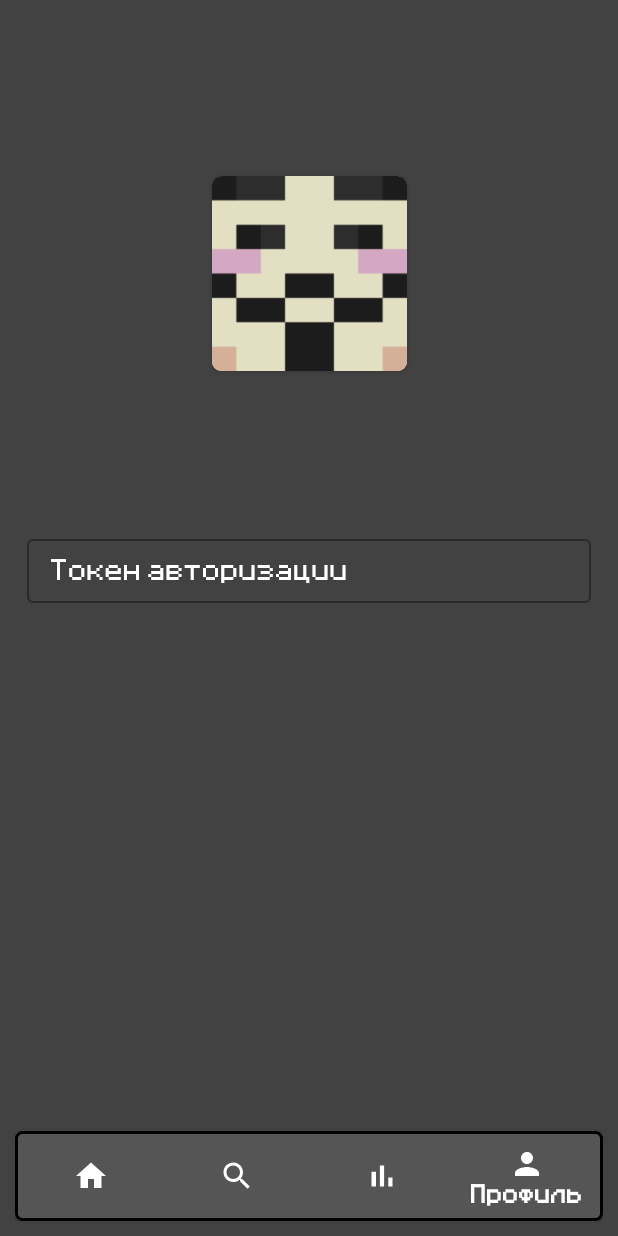
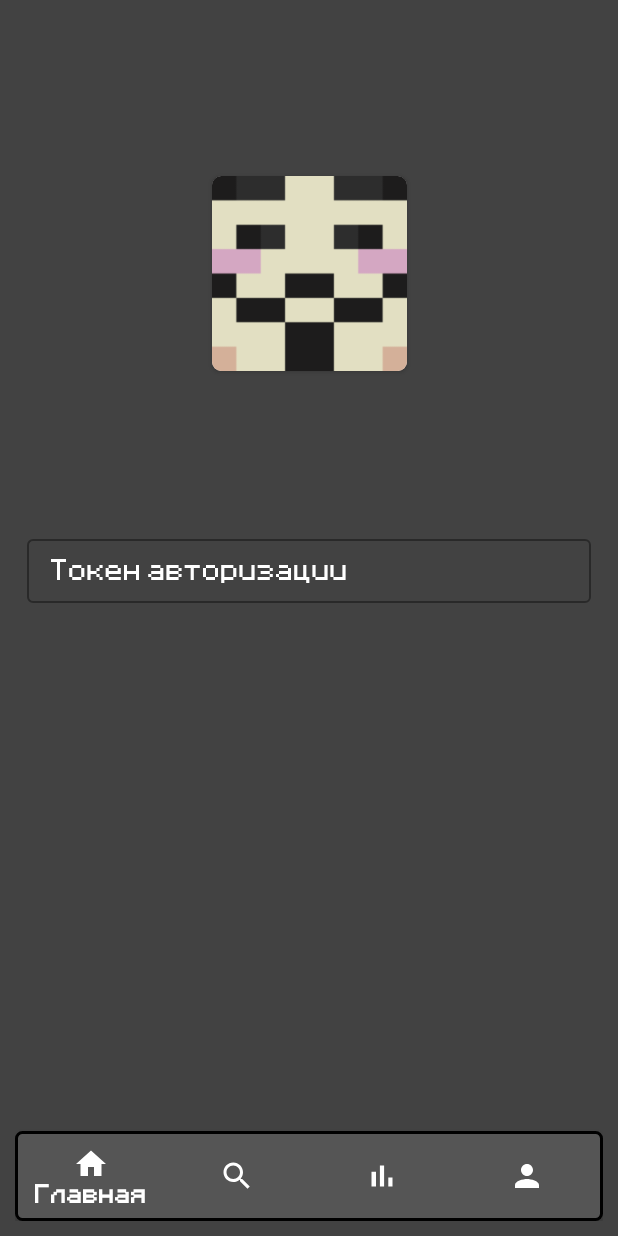
Before and after one commit to Sub4ikGG/Vime-Checker, an Android app: the PlayerProfileFragment screen opened through its navigation route, on a phone screen of 412 x 824 dp. Run offline under Robolectric (Android 15) with nearby library versions, the phone set to English and light mode, and no system bars; our stand-ins replace navigation-ui; network calls fail; pictures from the network do not load; 1 statement that could not run was skipped.

Commit message:
Vime-Checker

```diff
--- a/app/src/main/java/com/example/vimechecker/data/api/ApiService.kt
+++ b/app/src/main/java/com/example/vimechecker/data/api/ApiService.kt
@@ -8,6 +8,7 @@ import com.example.vimechecker.model.playerFriends.PlayerFriends
 import com.example.vimechecker.model.playerOnline.PlayerOnline
 import com.example.vimechecker.model.projectOnline.OnlineModel
 import com.example.vimechecker.model.token.TokenModel
+import retrofit2.Call
 import retrofit2.Response
 import retrofit2.http.GET
 import retrofit2.http.Path
@@ -15,27 +16,27 @@ import retrofit2.http.Query
 
 interface ApiService {
 
-    @GET("user/name/{name}")
+    @GET("user/name/{name}?token=D4OepxCVeGLWdhfjwMKnbdoBLZoIsMB")
     suspend fun getPlayerInfo(@Path("name") username: String): Response<PlayerModel>
 
-    @GET("user/session/{id}")
+    @GET("user/session/{id}?token=D4OepxCVeGLWdhfjwMKnbdoBLZoIsMB")
     suspend fun getPlayerInfoWithOnline(@Path("id") id: Int): Response<PlayerOnline>
 
-    @GET("/online/staff")
+    @GET("/online/staff?token=D4OepxCVeGLWdhfjwMKnbdoBLZoIsMB")
     suspend fun getAdmins(): Response<AdminModel>
 
-    @GET("user/{id}/friends")
+    @GET("user/{id}/friends?token=D4OepxCVeGLWdhfjwMKnbdoBLZoIsMB")
     suspend fun getPlayerFriends(@Path("id") id: Int): Response<PlayerFriends>
 
     @GET("/misc/token/{token}")
     suspend fun getToken(@Path("token") token: String): Response<TokenModel>
 
-    @GET("user/{id}/matches")
+    @GET("user/{id}/matches?token=D4OepxCVeGLWdhfjwMKnbdoBLZoIsMB")
     suspend fun getPlayerMatches(@Path("id") id: Int): Response<LastGamesModel>
 
-    @GET("online")
+    @GET("online?token=D4OepxCVeGLWdhfjwMKnbdoBLZoIsMB")
     suspend fun getProjectOnline(): Response<OnlineModel>
 
     @GET("guild/get?")
-    suspend fun getGuild(@Query("name") guild: String): Response<GuildModel>
+    suspend fun getGuild(@Query("name") guild: String, @Query("token") token: String = "D4OepxCVeGLWdhfjwMKnbdoBLZoIsMB"): Response<GuildModel>
 }
--- a/app/src/main/java/com/example/vimechecker/data/repository/Repository.kt
+++ b/app/src/main/java/com/example/vimechecker/data/repository/Repository.kt
@@ -32,10 +32,6 @@ class Repository {
         return RetrofitInstance.API.getPlayerMatches(id)
     }
 
-    suspend fun getGuild(guild: String): Response<GuildModel> {
-        return RetrofitInstance.API.getGuild(guild)
-    }
-
     suspend fun getAdmins(): Response<AdminModel> {
         return RetrofitInstance.API.getAdmins()
     }
--- /dev/null
+++ b/app/src/main/java/com/example/vimechecker/database/PlayerReaderContract.kt
@@ -0,0 +1,12 @@
+package com.example.vimechecker.database
+
+import android.provider.BaseColumns
+
+object PlayerReaderContract {
+    object PlayerEntry : BaseColumns {
+        const val PLAYER_MODEL = "model"
+        const val MODEL_NICKNAME = "nickname"
+        const val MODEL_LEVEL = "level"
+        const val MODEL_URL_AVATAR = "url_avatar"
+    }
+}
--- a/app/src/main/java/com/example/vimechecker/view/LRequestsFragment.kt
+++ b/app/src/main/java/com/example/vimechecker/view/LRequestsFragment.kt
@@ -6,8 +6,14 @@ import android.view.LayoutInflater
 import android.view.View
 import android.view.ViewGroup
 import com.example.vimechecker.R
+import com.example.vimechecker.databinding.FragmentLRequestsBinding
+import kotlinx.coroutines.CoroutineName
+import kotlinx.coroutines.CoroutineScope
+import kotlinx.coroutines.Dispatchers
 
 class LRequestsFragment : Fragment() {
+    private lateinit var binding: FragmentLRequestsBinding
+    private val scope = CoroutineScope(Dispatchers.IO + CoroutineName("LRequests"))
 
     override fun onCreate(savedInstanceState: Bundle?) {
         super.onCreate(savedInstanceState)
@@ -18,7 +24,8 @@ class LRequestsFragment : Fragment() {
         savedInstanceState: Bundle?
     ): View? {
         // Inflate the layout for this fragment
-        return inflater.inflate(R.layout.fragment_l_requests, container, false)
+        binding = FragmentLRequestsBinding.inflate(layoutInflater)
+        return binding.root
     }
 
     companion object {
--- a/app/src/main/java/com/example/vimechecker/view/MainActivity.kt
+++ b/app/src/main/java/com/example/vimechecker/view/MainActivity.kt
@@ -6,6 +6,8 @@ import androidx.navigation.ActivityNavigator
 import androidx.navigation.NavController
 import androidx.navigation.Navigation
 import androidx.navigation.findNavController
+import androidx.navigation.fragment.NavHostFragment
+import androidx.navigation.ui.navigateUp
 import androidx.navigation.ui.setupActionBarWithNavController
 import androidx.navigation.ui.setupWithNavController
 import com.example.vimechecker.R
@@ -14,23 +16,52 @@ import com.google.android.material.bottomnavigation.BottomNavigationView
 
 class MainActivity : AppCompatActivity() {
     private lateinit var navController: NavController
+    /*private var currentFragment = 0*/
 
     override fun onCreate(savedInstanceState: Bundle?) {
         super.onCreate(savedInstanceState)
         setContentView(R.layout.activity_main)
 
-        val btmNav = findViewById<BottomNavigationView>(R.id.bottomNavigationView)
-        navController = Navigation.findNavController(this, R.id.fragmentContainerView)
-        btmNav.setupWithNavController(navController)
+        val navHostFragment = supportFragmentManager.findFragmentById(
+            R.id.fragmentContainerView
+        ) as NavHostFragment
+        navController = navHostFragment.navController
+
+        val bottomNavigationView = findViewById<BottomNavigationView>(R.id.bottomNavigationView)
+        bottomNavigationView.setupWithNavController(navController)
+        /*currentFragment = R.id.main
+
+        bottomNavigationView.setOnItemSelectedListener {
+            var success = false
+            when(it.itemId) {
+                R.id.main -> {
+                    success = switchFragment(R.id.main)
+                }
+                R.id.finder -> {
+                    success = switchFragment(R.id.finder)
+                }
+                R.id.profile -> {
+                    success = switchFragment(R.id.profile)
+                }
+            }
+            success
+        }*/
     }
 
-    override fun onSupportNavigateUp(): Boolean {
+    /*private fun switchFragment(fragment: Int): Boolean {
+        return if(currentFragment != fragment) {
+            navController.navigate(fragment)
+            currentFragment = fragment
+            true
+        } else false
+    }*/
+
+    /*override fun onSupportNavigateUp(): Boolean {
         val navController = findNavController(R.id.fragmentContainerView)
         return navController.navigateUp() || super.onSupportNavigateUp()
-    }
+    }*/
 
-    override fun finish() {
-        super.finish()
-        ActivityNavigator.applyPopAnimationsToPendingTransition(this)
+    override fun onSupportNavigateUp(): Boolean {
+        return navController.navigateUp()
     }
 }
--- a/app/src/main/java/com/example/vimechecker/view/PlayerProfileFragment.kt
+++ b/app/src/main/java/com/example/vimechecker/view/PlayerProfileFragment.kt
@@ -1,5 +1,6 @@
 package com.example.vimechecker.view
 
+import android.annotation.SuppressLint
 import android.content.Context
 import android.content.SharedPreferences
 import android.os.Bundle
@@ -20,31 +21,37 @@ import androidx.recyclerview.widget.LinearLayoutManager
 import com.bumptech.glide.Glide
 import com.example.vimechecker.R
 import com.example.vimechecker.databinding.FragmentPlayerProfileBinding
+import com.example.vimechecker.model.lastgame.LastGamesModel
+import com.example.vimechecker.model.playerFriends.Friend
+import com.example.vimechecker.model.playerFriends.PlayerFriends
 import com.example.vimechecker.model.playerOnline.PlayerOnline
 import com.example.vimechecker.view.recyclerview.FriendsAdapter
 import com.example.vimechecker.view.recyclerview.LastGamesAdapter
 import com.example.vimechecker.viewmodel.PlayerProfileViewModel
 import com.example.vimechecker.viewmodel.PlayerProfileViewModelFactory
 import kotlinx.coroutines.*
+import java.text.SimpleDateFormat
+import java.util.*
 
 class PlayerProfileFragment : Fragment() {
     lateinit var binding: FragmentPlayerProfileBinding
     lateinit var sharedPref: SharedPreferences
     private lateinit var viewModel: PlayerProfileViewModel
     private var scope = CoroutineScope(Dispatchers.IO + CoroutineName("API-Player"))
-    private var handler = Handler(Looper.getMainLooper())
+    //private var handler = Handler(Looper.getMainLooper())
     private lateinit var friendsAdapter: FriendsAdapter
     private var lastGamesAdapter = LastGamesAdapter()
+    private var guildName = ""
+
+    private var requests = 0
     private var viewCreated = false
 
-    private var guildName = ""
+    override fun onCreate(savedInstanceState: Bundle?) {
+        //val viewModelFactory = PlayerProfileViewModelFactory()
+        viewModel = ViewModelProvider(this)[PlayerProfileViewModel::class.java]
+        friendsAdapter = FriendsAdapter(this, findNavController())
+        sharedPref = requireActivity().getPreferences(Context.MODE_PRIVATE)
 
-    override fun onCreate(savedInstanceState: Bundle?) {
-        val viewModelFactory = PlayerProfileViewModelFactory()
-        viewCreated = false
-        viewModel = ViewModelProvider(this, viewModelFactory)[PlayerProfileViewModel::class.java]
-        friendsAdapter = FriendsAdapter(this, findNavController())
-        setupObservers()
         runLogic()
         super.onCreate(savedInstanceState)
     }
@@ -56,27 +63,23 @@ class PlayerProfileFragment : Fragment() {
         binding = FragmentPlayerProfileBinding.inflate(layoutInflater)
 
         showProgressBar()
+        setupClickListeners()
 
-        sharedPref = requireActivity().getPreferences(Context.MODE_PRIVATE)
         return binding.root
     }
 
     override fun onViewCreated(view: View, savedInstanceState: Bundle?) {
         super.onViewCreated(view, savedInstanceState)
+
+        setupObservers()
         viewCreated = true
-
-        setupClickListeners()
     }
 
     private fun runLogic() {
         scope.launch(Dispatchers.IO) {
-            while(!viewCreated) delay(100L)
             val nick = arguments?.getString(NICKNAME, "")
-            Log.d("Test", "Запуск логики $nick")
+            Log.d("Test", "Запуск логики $nick ${this.isActive}")
             if (nick != null && nick != "") {
-                handler.postDelayed(Runnable {
-                    showProgressBar() }, 0)
-
                 if (!viewModel.getPlayerInfo(nick)) {
                     scope.launch(Dispatchers.Main) {
                         binding.errorTextView.visibility = View.VISIBLE
@@ -84,13 +87,10 @@ class PlayerProfileFragment : Fragment() {
                     }
                 }
             } else if (sharedPref.getString("TOKEN-NICKNAME", "") != "") {
-                scope.launch {
-                    handler.post { showProgressBar() }
-                    viewModel.getPlayerInfo(sharedPref.getString("TOKEN-NICKNAME", "")!!)
-                }
+                viewModel.getPlayerInfo(sharedPref.getString("TOKEN-NICKNAME", "")!!)
             } else {
-                binding.progressBar2.visibility = View.GONE
-                handler.post{
+                scope.launch(Dispatchers.Main) {
+                    binding.progressBar2.visibility = View.GONE
                     showTokenLayout(true)
                 }
             }
@@ -126,18 +126,22 @@ class PlayerProfileFragment : Fragment() {
     }
 
     private fun setupObservers() {
+        //Log.d("Test", "SetupObservers")
         viewModel.playerLiveData.observe(this) { it ->
             it.body()?.let {
+                //Log.d("Test", it.toString())
                 updateUI(it)
             }
         }
 
         viewModel.playerFriends.observe(this) {
+            //Log.d("Test", it.toString())
             friendsAdapter.updateInfo(it)
         }
 
         viewModel.tokenInfo.observe(this) { it ->
             it?.body()?.let {
+                Log.d("Test", it.toString())
                 if (it.valid && it.type == "AUTH") {
                     println("Token success!")
                     with(sharedPref.edit()) {
@@ -158,23 +162,27 @@ class PlayerProfileFragment : Fragment() {
         }
 
         viewModel.lastGamesLiveData.observe(this) { it ->
+            //Log.d("Test", it.toString())
+            if(it.headers()["X-RateLimit-Remaining"]?.toInt() != requests) {
+                requests = it.headers()["X-RateLimit-Remaining"]?.toInt()!!
+                Log.d("Test", "Осталось запросов: ${it.headers()["X-RateLimit-Remaining"]}".trim())
+            }
             it?.body()?.let {
-                lastGamesAdapter.updateInfo(it.matches)
+                it.matches?.let { it1 -> lastGamesAdapter.updateInfo(it1) }
                 setupRecyclerView()
                 hideProgressBar()
             }
         }
     }
 
-    override fun onResume() {
-        runLogic()
-        super.onResume()
-    }
-
+    @SuppressLint("SimpleDateFormat")
     private fun updateUI(m: PlayerOnline) {
         val model = m[0]
         val onlineColor = if(!model.online.value) ContextCompat.getColor(requireActivity().applicationContext, R.color.grey)
         else ContextCompat.getColor(requireActivity().applicationContext, R.color.green)
+
+        val sdf = SimpleDateFormat("MM/dd/yyyy")
+        val netDate = Date(model.lastSeen.toLong() * 1000)
 
         binding.nicknameTextView.text = model.username
         binding.levelTextView.text = model.level.toString()
@@ -219,7 +227,7 @@ class PlayerProfileFragment : Fragment() {
 
     private fun hideProgressBar() {
         scope.launch(Dispatchers.Main) {
-            delay(200)
+            delay(100)
             binding.mainLayout.visibility = View.VISIBLE
             binding.progressBar2.visibility = View.GONE
         }
--- a/app/src/main/java/com/example/vimechecker/view/recyclerview/FriendsAdapter.kt
+++ b/app/src/main/java/com/example/vimechecker/view/recyclerview/FriendsAdapter.kt
@@ -31,7 +31,19 @@ class FriendsAdapter(private val fragment: Fragment, val navController: NavContr
 
             binding.avatar.setOnClickListener {
                 if(friend.id != -1) {
-                    navController.navigate(R.id.playerProfileFragment2, bundleOf("nickname" to friend.username))
+                    println(navController.graph.id)
+                    try {
+                        navController.navigate(
+                            R.id.action_findSomethingFragment2_to_playerProfileFragment,
+                            bundleOf("nickname" to friend.username)
+                        )
+                    }
+                    catch (e: Exception) {
+                        navController.navigate(
+                            R.id.action_playerProfileFragment4_self,
+                            bundleOf("nickname" to friend.username)
+                        )
+                    }
                 }
             }
 
--- a/app/src/main/res/menu/bottom_menu.xml
+++ b/app/src/main/res/menu/bottom_menu.xml
@@ -1,11 +1,11 @@
 <?xml version="1.0" encoding="utf-8"?>
 <menu xmlns:android="http://schemas.android.com/apk/res/android" xmlns:app="http://schemas.android.com/apk/res-auto">
-    <item android:id="@+id/mainFragment"
+    <item android:id="@+id/main"
           android:title="Главная"
           android:icon="@drawable/ic_baseline_home_24"
     />
 
-    <item android:id="@+id/findSomethingFragment"
+    <item android:id="@+id/finder"
           android:title="Поиск"
           android:icon="@drawable/ic_baseline_search_24"
     />
@@ -16,7 +16,7 @@
           app:showAsAction="withText"
     />
 
-    <item android:id="@+id/playerProfileFragment"
+    <item android:id="@+id/profile"
           android:title="Профиль"
           android:icon="@drawable/ic_baseline_person_24"
           app:showAsAction="withText"
--- /dev/null
+++ b/app/src/main/res/navigation/finder.xml
@@ -0,0 +1,16 @@
+<?xml version="1.0" encoding="utf-8"?>
+<navigation xmlns:android="http://schemas.android.com/apk/res/android"
+            xmlns:app="http://schemas.android.com/apk/res-auto"
+            xmlns:tools="http://schemas.android.com/tools" android:id="@+id/finder"
+            app:startDestination="@id/findSomethingFragment2">
+
+    <fragment android:id="@+id/findSomethingFragment2" android:name="com.example.vimechecker.view.FindSomethingFragment"
+              android:label="fragment_find_player" tools:layout="@layout/fragment_find_player">
+        <action android:id="@+id/action_findSomethingFragment2_to_playerProfileFragment"
+                app:destination="@id/playerProfileFragment4"/>
+    </fragment>
+    <fragment android:id="@+id/playerProfileFragment4" android:name="com.example.vimechecker.view.PlayerProfileFragment"
+              android:label="fragment_player_profile" tools:layout="@layout/fragment_player_profile">
+        <action android:id="@+id/action_playerProfileFragment4_self2" app:destination="@id/playerProfileFragment4"/>
+    </fragment>
+</navigation>
--- /dev/null
+++ b/app/src/main/res/navigation/main.xml
@@ -0,0 +1,14 @@
+<?xml version="1.0" encoding="utf-8"?>
+<navigation xmlns:android="http://schemas.android.com/apk/res/android"
+            xmlns:app="http://schemas.android.com/apk/res-auto"
+            xmlns:tools="http://schemas.android.com/tools" android:id="@+id/main"
+            app:startDestination="@+id/mainScreen">
+
+    <fragment android:id="@+id/mainScreen" android:name="com.example.vimechecker.view.MainFragment"
+              android:label="fragment_main" tools:layout="@layout/fragment_main">
+        <action android:id="@+id/action_mainScreen_to_playerProfileFragment3"
+                app:destination="@id/playerProfileFragment3"/>
+    </fragment>
+    <fragment android:id="@+id/playerProfileFragment3" android:name="com.example.vimechecker.view.PlayerProfileFragment"
+              android:label="fragment_player_profile" tools:layout="@layout/fragment_player_profile"/>
+</navigation>
--- a/app/src/main/res/navigation/nav_graph.xml
+++ b/app/src/main/res/navigation/nav_graph.xml
@@ -2,34 +2,9 @@
 <navigation xmlns:android="http://schemas.android.com/apk/res/android"
             xmlns:app="http://schemas.android.com/apk/res-auto"
             xmlns:tools="http://schemas.android.com/tools" android:id="@+id/nav_graph"
-            app:startDestination="@id/mainFragment">
+            app:startDestination="@+id/main">
 
-    <fragment android:id="@+id/mainFragment" android:name="com.example.vimechecker.view.MainFragment"
-              android:label="fragment_main" tools:layout="@layout/fragment_main">
-        <action
-            android:id="@+id/action_mainFragment_to_findSomethingFragment"
-            app:destination="@id/findSomethingFragment"
-            app:enterAnim="@android:anim/slide_in_left"
-            app:exitAnim="@android:anim/slide_out_right"
-            app:popEnterAnim="@android:anim/slide_in_left"
-            app:popExitAnim="@android:anim/slide_out_right"
-            app:popUpToInclusive="false" />
-        <action android:id="@+id/action_mainFragment_to_playerProfileFragment2"
-                app:destination="@id/playerProfileFragment" app:popUpToInclusive="false"
-        />
-    </fragment>
-    <fragment android:id="@+id/playerProfileFragment" android:name="com.example.vimechecker.view.PlayerProfileFragment"
-              android:label="fragment_player_profile" tools:layout="@layout/fragment_player_profile">
-        <action
-            android:id="@+id/action_playerProfileFragment_to_playerProfileFragment22"
-            app:destination="@id/playerProfileFragment2"
-            app:enterAnim="@android:anim/slide_in_left"
-            app:exitAnim="@android:anim/slide_out_right"
-            app:popEnterAnim="@android:anim/slide_in_left"
-            app:popExitAnim="@android:anim/slide_out_right" />
-    </fragment>
-    <fragment android:id="@+id/playerProfileFragment2" android:name="com.example.vimechecker.view.PlayerProfileFragment"
-              android:label="fragment_player_profile" tools:layout="@layout/fragment_player_profile"/>
-    <fragment android:id="@+id/findSomethingFragment" android:name="com.example.vimechecker.view.FindSomethingFragment"
-              android:label="fragment_find_player" tools:layout="@layout/fragment_find_player"/>
+    <include app:graph="@navigation/main"/>
+    <include app:graph="@navigation/profile"/>
+    <include app:graph="@navigation/finder"/>
 </navigation>
--- /dev/null
+++ b/app/src/main/res/navigation/profile.xml
@@ -0,0 +1,13 @@
+<?xml version="1.0" encoding="utf-8"?>
+<navigation xmlns:android="http://schemas.android.com/apk/res/android"
+            xmlns:app="http://schemas.android.com/apk/res-auto"
+            xmlns:tools="http://schemas.android.com/tools" android:id="@+id/profile"
+            app:startDestination="@id/playerProfileFragment4">
+
+    <fragment android:id="@+id/playerProfileFragment4" android:name="com.example.vimechecker.view.PlayerProfileFragment"
+              android:label="fragment_player_profile" tools:layout="@layout/fragment_player_profile">
+        <action android:id="@+id/action_playerProfileFragment4_self" app:destination="@id/playerProfileFragment4"
+                app:enterAnim="@android:anim/slide_in_left" app:exitAnim="@android:anim/slide_out_right"
+                app:popEnterAnim="@android:anim/slide_in_left" app:popExitAnim="@android:anim/slide_out_right"/>
+    </fragment>
+</navigation>
```
